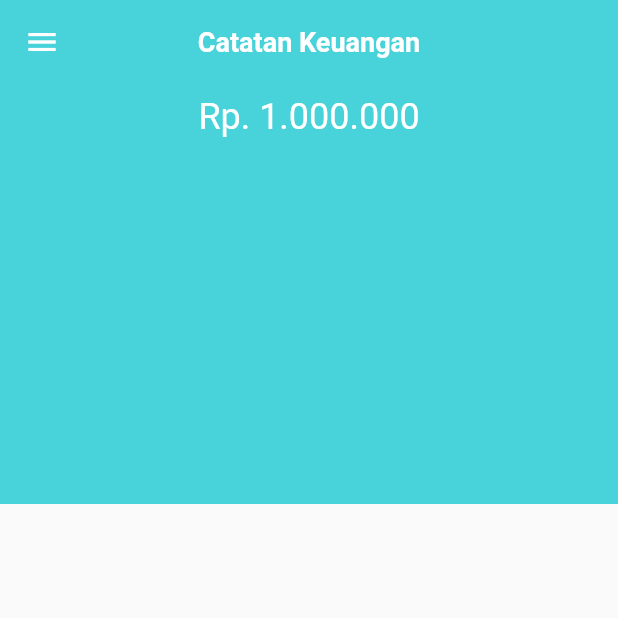
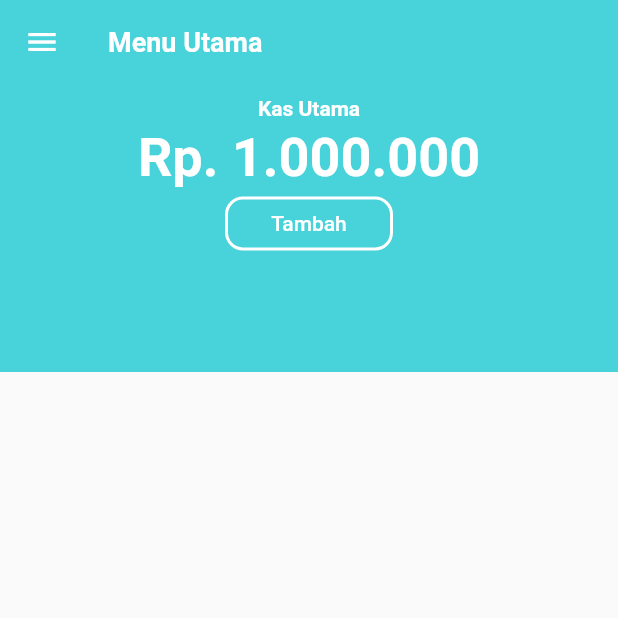
Before and after one commit to beeerlian/e-kas, a Flutter app: the screen it shows after launch, after a tap on "Mulai", on a phone screen of 412 x 824 dp, the top half of it. Run offline on Flutter 3.47's test engine with Material 2 defaults, Android fonts, the phone set to English and light mode, and no system bars; our stand-ins replace cached_network_image, flutter_spinkit, flutter_svg, hive; accounts and stored records are empty.

Commit message:
Minor update to UI

```diff
--- a/lib/features/home/pages/home_page.dart
+++ b/lib/features/home/pages/home_page.dart
@@ -1,6 +1,11 @@
+// ignore_for_file: prefer_const_constructors
+
+import 'dart:ui';
+
 import 'package:ekas/constants/dimens.constant.dart';
 import 'package:ekas/utils/colors.config.dart';
 import 'package:flutter/material.dart';
+import 'package:flutter/rendering.dart';
 
 class HomePage extends StatefulWidget {
   const HomePage({Key? key}) : super(key: key);
@@ -24,36 +29,93 @@ class _HomePageState extends State<HomePage> {
     return AppBar(
       elevation: 0,
       backgroundColor: Palette.primary,
-      centerTitle: true,
       leading: IconButton(onPressed: () {}, icon: Icon(Icons.menu)),
-      title: const Text("Catatan Keuangan",
-          style: TextStyle(
-              fontSize: Dimens.size18,
-              fontWeight: FontWeight.w600,
-              color: Colors.white)),
+      title: const Text(
+        "Menu Utama",
+        style: TextStyle(
+          fontSize: Dimens.size18,
+          fontWeight: FontWeight.w600,
+          color: Colors.white,
+        ),
+      ),
     );
   }
 
   Widget _buildBody() {
-    return SingleChildScrollView(
-      child: Column(
-        children: [
-          Container(
+    return Column(
+      children: [
+        Expanded(
+          flex: 1,
+          child: Container(
             padding: const EdgeInsets.symmetric(horizontal: 10, vertical: 8),
             width: double.infinity,
             height: 280,
             color: Palette.primary,
             child: Column(
+              // ignore: prefer_const_literals_to_create_immutables
               children: [
                 Text(
+                  'Kas Utama',
+                  style: TextStyle(
+                    fontSize: 14,
+                    fontWeight: FontWeight.w700,
+                  ),
+                ),
+                SizedBox(
+                  height: 4,
+                ),
+                Text(
                   "Rp. 1.000.000",
-                  style: Theme.of(context).textTheme.headline5,
-                )
+                  style: TextStyle(
+                    fontSize: 36,
+                    fontWeight: FontWeight.w700,
+                  ),
+                ),
+                SizedBox(
+                  height: 5,
+                ),
+                SizedBox(
+                  width: 112,
+                  height: 36,
+                  child: ElevatedButton(
+                    onPressed: () {},
+                    child: Text('Tambah'),
+                    style: ButtonStyle(
+                      backgroundColor: MaterialStateProperty.all(
+                        Palette.primary,
+                      ),
+                      elevation: MaterialStateProperty.all(0),
+                      side: MaterialStateProperty.all(
+                        BorderSide(
+                          width: 2,
+                          color: Colors.white,
+                        ),
+                      ),
+                      shape: MaterialStateProperty.all(
+                        RoundedRectangleBorder(
+                          borderRadius: BorderRadius.circular(12),
+                        ),
+                      ),
+                    ),
+                  ),
+                ),
               ],
             ),
-          )
-        ],
-      ),
+          ),
+        ),
+        Expanded(
+          flex: 3,
+          child: Container(
+            decoration: BoxDecoration(
+              // color: Colors.green,
+              borderRadius: BorderRadius.only(
+                topLeft: Radius.circular(40),
+                topRight: Radius.circular(40),
+              ),
+            ),
+          ),
+        ),
+      ],
     );
   }
 }
--- a/lib/features/landing/pages/landing_page.dart
+++ b/lib/features/landing/pages/landing_page.dart
@@ -1,3 +1,5 @@
+// ignore_for_file: prefer_const_constructors
+
 import 'dart:async';
 
 import 'package:ekas/constants/divider.constant.dart';
@@ -41,6 +43,10 @@ class _LandingPageState extends State<LandingPage> {
   Widget build(BuildContext context) {
     return Scaffold(
       body: Center(
+        child: Container(
+          width: MediaQuery.of(context).size.width,
+          height: MediaQuery.of(context).size.height,
+          color: Color(0xff24C3CD),
           child: Column(
             crossAxisAlignment: CrossAxisAlignment.center,
             mainAxisAlignment: MainAxisAlignment.spaceEvenly,
@@ -53,7 +59,7 @@ class _LandingPageState extends State<LandingPage> {
                   ),
                   divide12,
                   const Text(
-                  "Solusi Masalah Keuangan",
+                    "Solusi Manajemen Keuangan",
                     style: TextStyle(fontSize: 24, fontWeight: FontWeight.w700),
                   ),
                 ],
@@ -65,7 +71,15 @@ class _LandingPageState extends State<LandingPage> {
               ),
               AnimatedContainer(
                   width: animate ? 174 : 0,
+                  child: SizedBox(
+                    width: 174,
+                    height: 56,
                     child: ElevatedButton(
+                      style: ButtonStyle(
+                        backgroundColor: MaterialStateProperty.all(
+                          Color(0xff007E9C),
+                        ),
+                      ),
                       onPressed: () {
                         Navigator.pushReplacementNamed(
                             context, HomePage.ROUTE_NAME);
@@ -74,14 +88,18 @@ class _LandingPageState extends State<LandingPage> {
                           ? const Text(
                               "Mulai",
                               style: TextStyle(
-                              fontWeight: FontWeight.w600, color: Colors.white),
+                                  fontWeight: FontWeight.w600,
+                                  fontSize: 24,
+                                  color: Colors.white),
                             )
                           : Container(),
+                    ),
                   ),
                   duration: const Duration(milliseconds: 500)),
             ],
           ),
         ),
+      ),
     );
   }
 }
```
Lines whose indentation alone changed are shown as unchanged.
